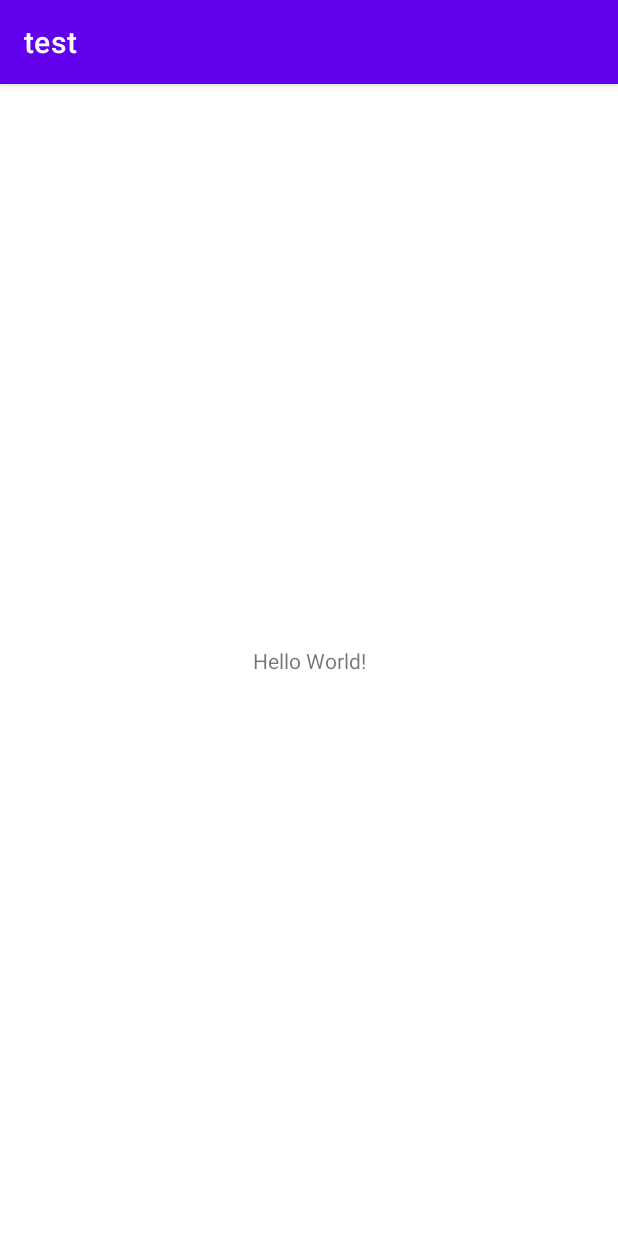
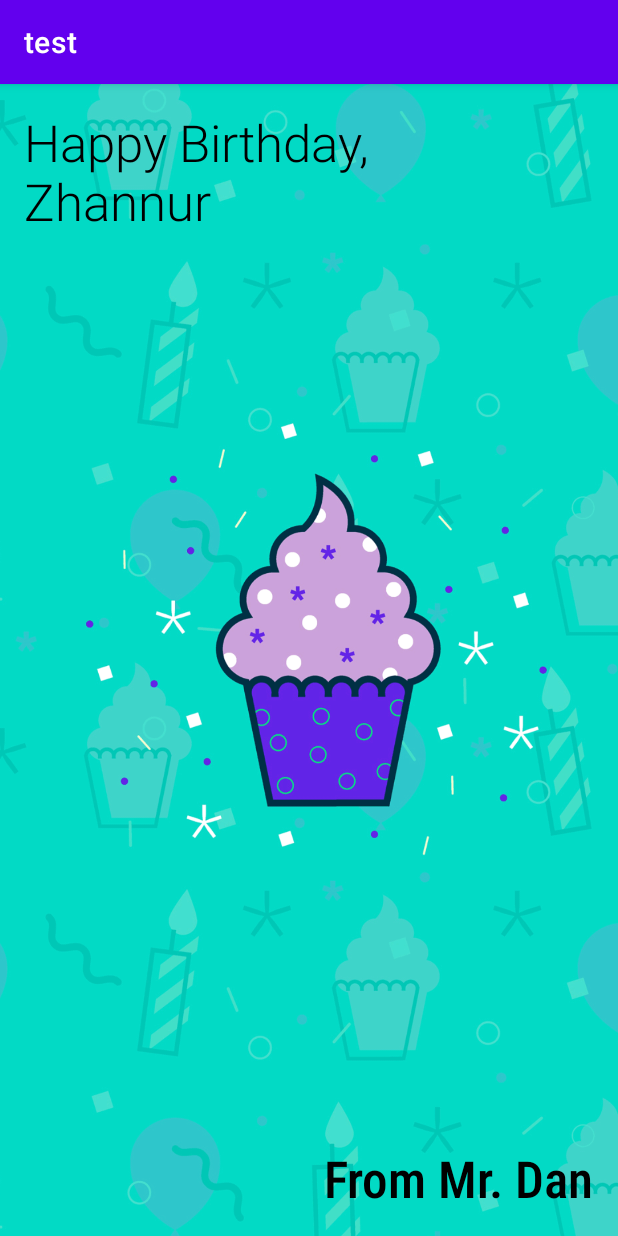
Before and after one commit to VeritosHD/diabilities, an Android app: the screen it shows after launch (MainActivity), on a phone screen of 412 x 824 dp. Run offline under Robolectric (Android 15) with nearby library versions, the light colour scheme and no system bars.

Commit message:
second commitment

```diff
--- a/app/src/main/res/layout/activity_main.xml
+++ b/app/src/main/res/layout/activity_main.xml
@@ -6,13 +6,42 @@
     android:layout_height="match_parent"
     tools:context=".MainActivity">
 
-    <TextView
-        android:layout_width="wrap_content"
-        android:layout_height="wrap_content"
-        android:text="Hello World!"
+    <ImageView
+        android:id="@+id/imageView"
+        android:layout_width="0dp"
+        android:layout_height="0dp"
+        android:scaleType="centerCrop"
         app:layout_constraintBottom_toBottomOf="parent"
         app:layout_constraintEnd_toEndOf="parent"
         app:layout_constraintStart_toStartOf="parent"
+        app:layout_constraintTop_toTopOf="parent"
+        app:srcCompat="@drawable/androidparty"
+        android:contentDescription="@string/todo" />
+
+    <TextView
+        android:id="@+id/textView"
+        android:layout_width="327dp"
+        android:layout_height="104dp"
+        android:layout_marginStart="16dp"
+        android:layout_marginTop="16dp"
+        android:fontFamily="sans-serif-light"
+        android:text="@string/happy_birthday_zhannur"
+        android:textColor="@color/black"
+        android:textSize="34sp"
+        app:layout_constraintStart_toStartOf="parent"
         app:layout_constraintTop_toTopOf="parent" />
 
+    <TextView
+        android:id="@+id/textView2"
+        android:layout_width="wrap_content"
+        android:layout_height="wrap_content"
+        android:layout_marginEnd="16dp"
+        android:layout_marginBottom="16dp"
+        android:fontFamily="sans-serif-condensed-medium"
+        android:text="@string/from_mr_dan"
+        android:textColor="@color/black"
+        android:textSize="34sp"
+        app:layout_constraintBottom_toBottomOf="parent"
+        app:layout_constraintEnd_toEndOf="parent" />
+
 </androidx.constraintlayout.widget.ConstraintLayout>
--- a/app/src/main/res/values/strings.xml
+++ b/app/src/main/res/values/strings.xml
@@ -1,3 +1,6 @@
 <resources>
     <string name="app_name">test</string>
+    <string name="happy_birthday_zhannur">Happy Birthday, Zhannur</string>
+    <string name="from_mr_dan">From Mr. Dan</string>
+    <string name="todo">TODO</string>
 </resources>
```
Also changed, not shown: app/src/main/res/drawable/androidparty.png (added).
